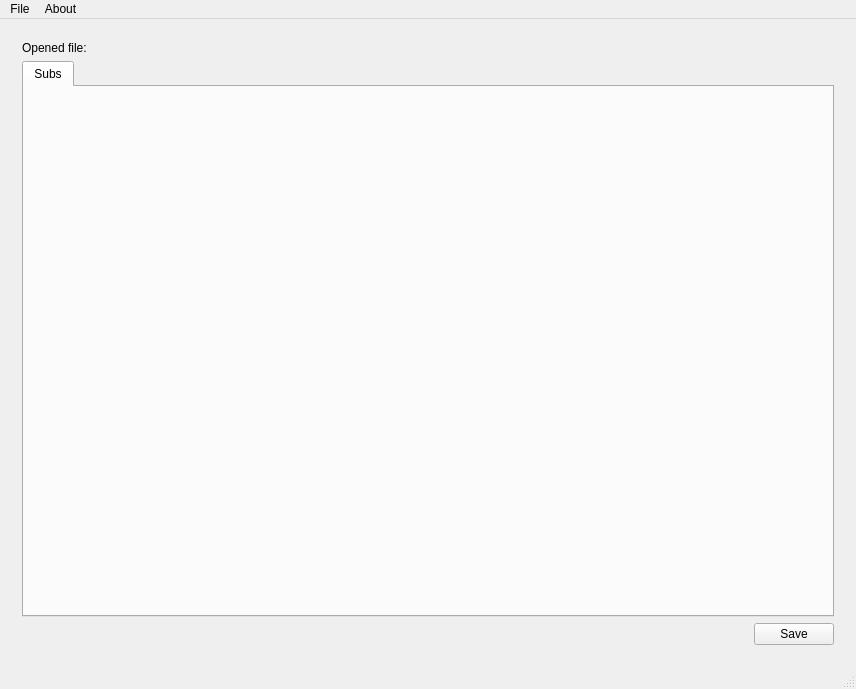
Qt form mainwindow.ui (StylishTriangles/BarotraumaSaveEditor) before a commit.
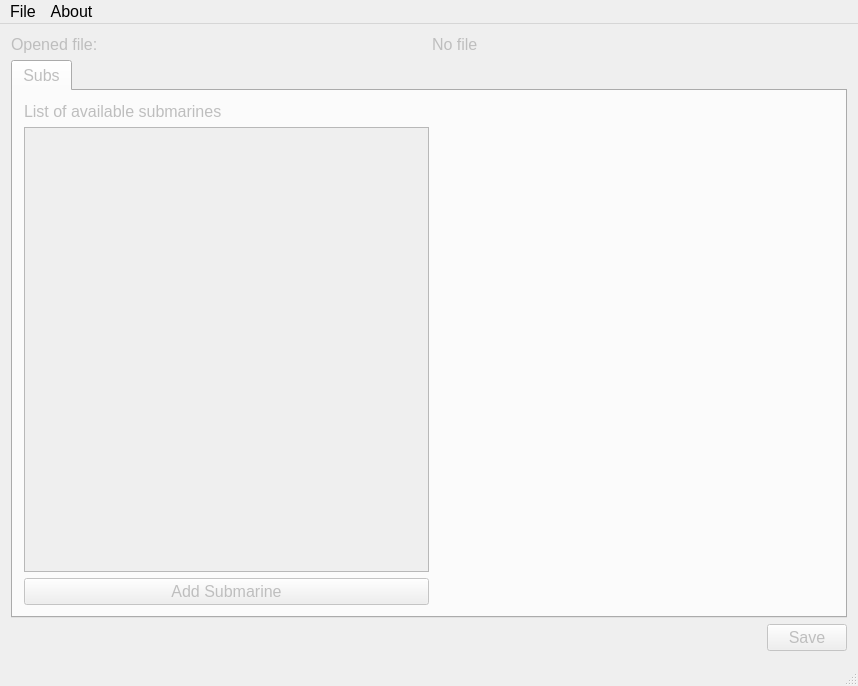
The same form after that commit. Custom widgets are drawn as their Qt base class.

```diff
--- a/mainwindow.ui
+++ b/mainwindow.ui
@@ -6,19 +6,42 @@
    <rect>
     <x>0</x>
     <y>0</y>
-    <width>856</width>
-    <height>689</height>
+    <width>858</width>
+    <height>686</height>
    </rect>
   </property>
+  <property name="font">
+   <font>
+    <pointsize>12</pointsize>
+   </font>
+  </property>
   <property name="windowTitle">
    <string>Barotrauma Save Editor</string>
   </property>
   <widget class="QWidget" name="centralWidget">
-   <layout class="QGridLayout" name="gridLayout">
-    <item row="0" column="0">
+   <layout class="QVBoxLayout" name="verticalLayout_2">
+    <property name="spacing">
+     <number>0</number>
+    </property>
+    <property name="leftMargin">
+     <number>0</number>
+    </property>
+    <property name="topMargin">
+     <number>0</number>
+    </property>
+    <property name="rightMargin">
+     <number>0</number>
+    </property>
+    <property name="bottomMargin">
+     <number>0</number>
+    </property>
+    <item>
      <widget class="GameSessionEditor" name="editorWidget" native="true">
+      <property name="enabled">
+       <bool>false</bool>
+      </property>
       <property name="sizePolicy">
-       <sizepolicy hsizetype="Maximum" vsizetype="Expanding">
+       <sizepolicy hsizetype="Expanding" vsizetype="Expanding">
         <horstretch>1</horstretch>
         <verstretch>1</verstretch>
        </sizepolicy>
@@ -42,7 +65,7 @@
          <item>
           <widget class="QLabel" name="label_filename">
            <property name="text">
-            <string/>
+            <string>No file</string>
            </property>
           </widget>
          </item>
@@ -55,11 +78,43 @@
          </property>
          <widget class="QWidget" name="tab">
           <property name="enabled">
-           <bool>true</bool>
+           <bool>false</bool>
           </property>
           <attribute name="title">
            <string>Subs</string>
           </attribute>
+          <layout class="QGridLayout" name="gridLayout">
+           <item row="1" column="1">
+            <spacer name="horizontalSpacer_2">
+             <property name="orientation">
+              <enum>Qt::Horizontal</enum>
+             </property>
+             <property name="sizeHint" stdset="0">
+              <size>
+               <width>40</width>
+               <height>20</height>
+              </size>
+             </property>
+            </spacer>
+           </item>
+           <item row="0" column="0">
+            <widget class="QLabel" name="label_2">
+             <property name="text">
+              <string>List of available submarines</string>
+             </property>
+            </widget>
+           </item>
+           <item row="1" column="0">
+            <widget class="QListView" name="listView"/>
+           </item>
+           <item row="2" column="0">
+            <widget class="QPushButton" name="pushButton">
+             <property name="text">
+              <string>Add Submarine</string>
+             </property>
+            </widget>
+           </item>
+          </layout>
          </widget>
         </widget>
        </item>
@@ -97,8 +152,8 @@
     <rect>
      <x>0</x>
      <y>0</y>
-     <width>856</width>
-     <height>21</height>
+     <width>858</width>
+     <height>27</height>
     </rect>
    </property>
    <widget class="QMenu" name="menuFile">
```
